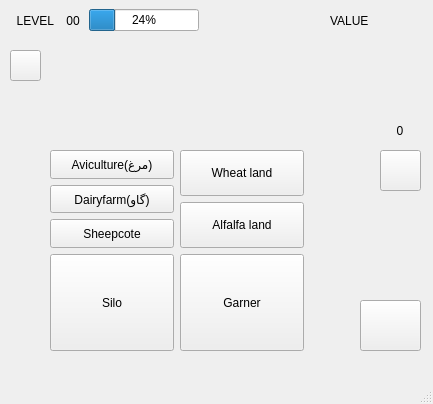
slotfi909/heyDay, file mainwindow.ui: the form before one commit.
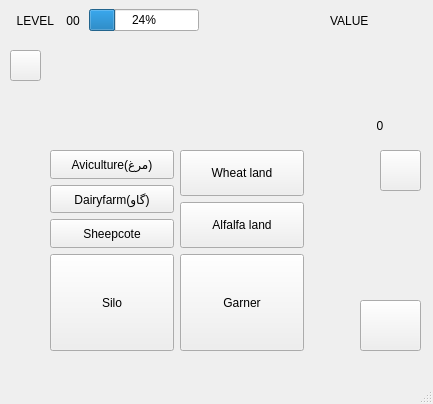
The form after the commit.

Commit message: add multithread class and set label

Patch:
```diff
--- a/mainwindow.ui
+++ b/mainwindow.ui
@@ -236,10 +236,10 @@
    <widget class="QLabel" name="label_5">
     <property name="geometry">
      <rect>
-      <x>390</x>
-      <y>120</y>
-      <width>21</width>
-      <height>21</height>
+      <x>370</x>
+      <y>110</y>
+      <width>41</width>
+      <height>31</height>
      </rect>
     </property>
     <property name="text">
```
Left out of the diff: 2 changed lines with no effect on the pictures. The commit also changes 6 other files.
